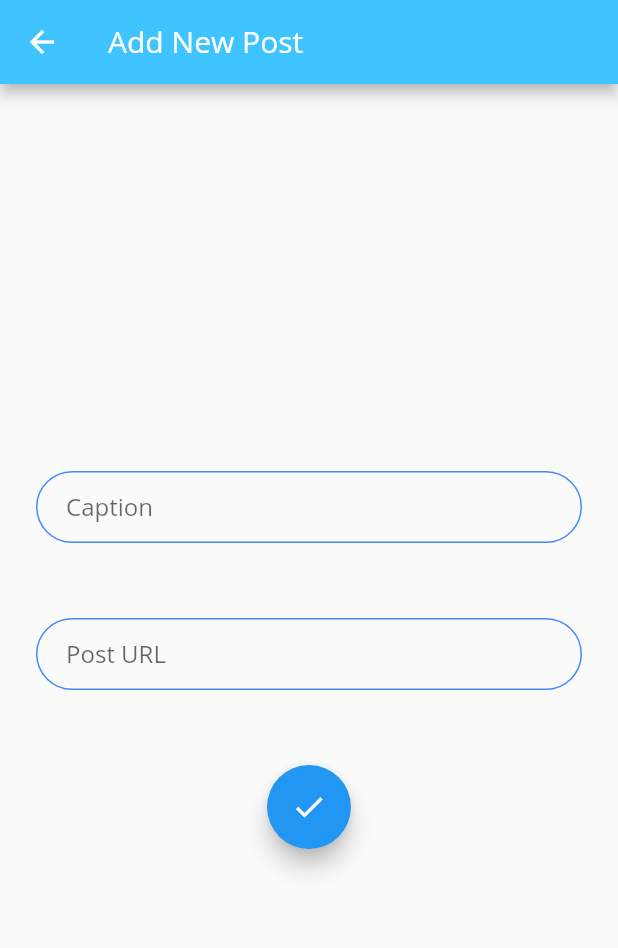
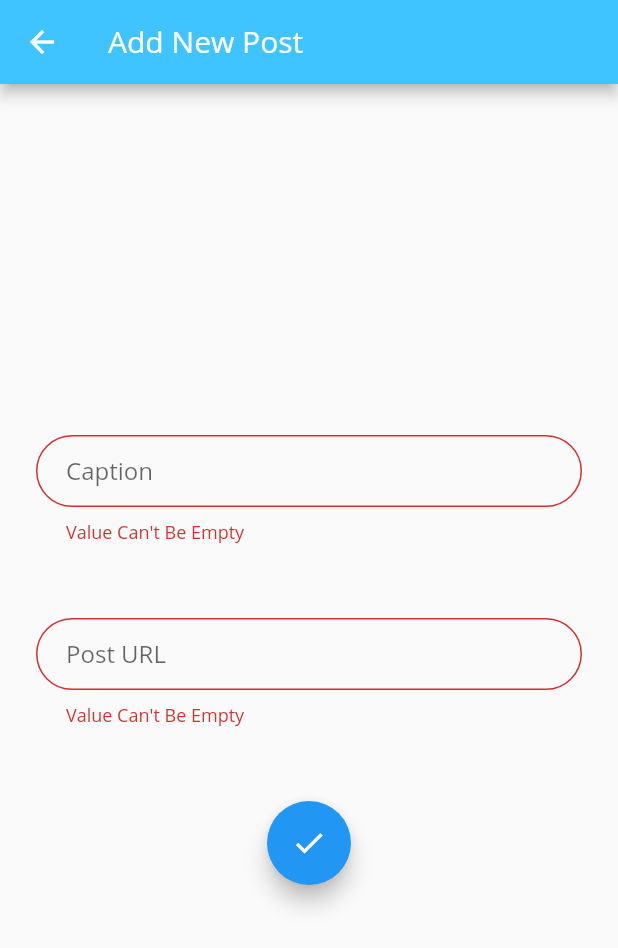
Before and after one commit to hargun79/PhotoGram-InstagramClone, a Flutter app: the NewPostRoute screen opened directly, after a tap on the "check" icon, on a phone screen of 412 x 824 dp. Shown: the top 948 px of the screen. Run offline on Flutter 3.47's test engine with Material 2 defaults, Android fonts, the phone set to English and light mode, and no system bars; our stand-ins replace cloud_firestore, firebase_auth, flutter_svg, fluttertoast; accounts and stored records are empty; network calls fail.

Commit message:
Removed bugs

```diff
--- a/lib/screens/new_post_screen.dart
+++ b/lib/screens/new_post_screen.dart
@@ -71,6 +71,8 @@ class NewPostScreen extends StatefulWidget {
 }
 
 class NewPostScreenState extends State<NewPostScreen> {
+  bool _validate1 = false;
+  bool _validate2 = false;
   @override
   Widget build(BuildContext context) {
     return Padding(
@@ -83,6 +85,7 @@ class NewPostScreenState extends State<NewPostScreen> {
             controller: titleController,
             decoration: InputDecoration(
               hintText: "Caption",
+              errorText: _validate1 ? 'Value Can\'t Be Empty' : null,
               contentPadding:
                   EdgeInsets.symmetric(vertical: 10.0, horizontal: 20.0),
               border: OutlineInputBorder(
@@ -107,6 +110,7 @@ class NewPostScreenState extends State<NewPostScreen> {
           TextField(
             controller: urlController,
             decoration: InputDecoration(
+              errorText: _validate2 ? 'Value Can\'t Be Empty' : null,
               hintText: "Post URL",
               contentPadding:
                   EdgeInsets.symmetric(vertical: 10.0, horizontal: 20.0),
@@ -132,6 +136,17 @@ class NewPostScreenState extends State<NewPostScreen> {
           FloatingActionButton(
             child: Icon(Icons.check),
             onPressed: () {
+              setState(() {
+                if (titleController.text.isEmpty == true ||
+                    urlController.text.isEmpty == true) {
+                  titleController.text.isEmpty
+                      ? _validate1 = true
+                      : _validate1 = false;
+                  urlController.text.isEmpty
+                      ? _validate2 = true
+                      : _validate2 = false;
+                  return;
+                } else {
                   _firestore
                       .collection('/mainFeedPosts')
                       .add({'name': title, 'heroImageUrl': url});
@@ -157,6 +172,8 @@ class NewPostScreenState extends State<NewPostScreen> {
                   titleController.clear();
                   urlController.clear();
                   Navigator.pop(context);
+                }
+              });
             },
           ),
         ],
--- a/lib/screens/signup_route.dart
+++ b/lib/screens/signup_route.dart
@@ -65,6 +65,13 @@ class SignUpScreen extends StatefulWidget {
 
 class SignUpScreenState extends State<SignUpScreen> {
   bool _nameFieldIsVisible = false;
+  bool _obscureText = true;
+
+  void _toggle() {
+    setState(() {
+      _obscureText = !_obscureText;
+    });
+  }
 
   @override
   Widget build(BuildContext context) {
@@ -93,11 +100,26 @@ class SignUpScreenState extends State<SignUpScreen> {
                   height: 24.0,
                 ),
                 TextField(
-                  obscureText: true,
+                  obscureText: _obscureText,
                   controller: passwordController,
                   keyboardType: TextInputType.visiblePassword,
                   decoration: InputDecoration(
-                      hintText: "Password", border: kBorderDecoration),
+                    hintText: "Password",
+                    border: kBorderDecoration,
+                    suffixIcon: IconButton(
+                      icon: Icon(
+                        // Based on passwordVisible state choose the icon
+                        !_obscureText ? Icons.visibility : Icons.visibility_off,
+                        color: Theme.of(context).primaryColorDark,
+                      ),
+                      onPressed: () {
+                        // Update the state i.e. toogle the state of passwordVisible variable
+                        setState(() {
+                          _obscureText = !_obscureText;
+                        });
+                      },
+                    ),
+                  ),
                 ),
                 SizedBox(
                   height: 24.0,
```
Also changed, not shown: lib/screens/user_profile_route.dart (+67 -156 lines), lib/ui/profile_header_item.dart (added, +23 -0 lines), lib/ui/status_user_profile.dart (added, +19 -0 lines), lib/ui/user_profile_post_row.dart (added, +41 -0 lines), assets/images/default.jpg (added). Lines whose indentation alone changed are shown as unchanged.
